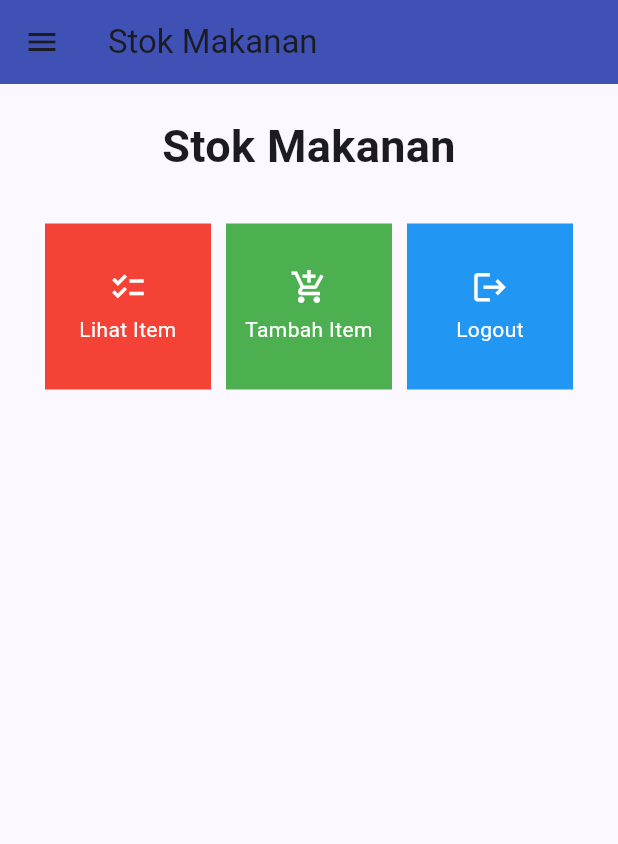
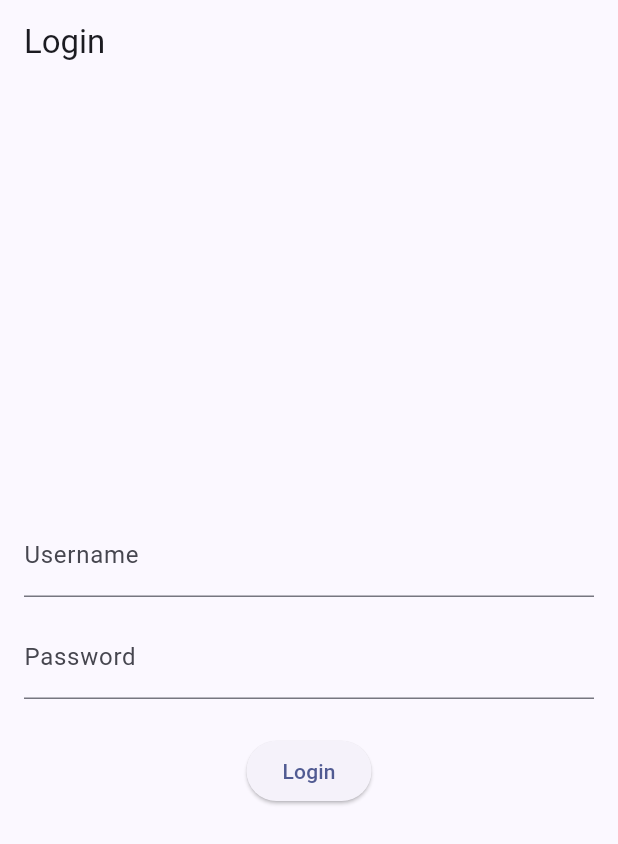
Before and after one commit to ariananurlayla/stok-makanan-mobile, a Flutter app: the screen it shows after launch, on a phone screen of 412 x 824 dp. Shown: the top 844 px of the screen. Run offline on Flutter 3.47's test engine with Material 3 defaults, Android fonts, the light colour scheme and no system bars; missing offline and left inert: pbp_django_auth.

Commit message:
Tugas 9 update

```diff
--- a/lib/main.dart
+++ b/lib/main.dart
@@ -1,38 +1,31 @@
 import 'package:flutter/material.dart';
 import 'package:stok_makanan_mobile/screens/menu.dart';
+import 'package:stok_makanan_mobile/screens/login.dart';
+import 'package:provider/provider.dart';
+import 'package:pbp_django_auth/pbp_django_auth.dart';
 
 void main() {
   runApp(const MyApp());
 }
 
 class MyApp extends StatelessWidget {
-  const MyApp({super.key});
+  const MyApp({Key? key}) : super(key: key);
 
   // This widget is the root of your application.
   @override
   Widget build(BuildContext context) {
-    return MaterialApp(
-      title: 'Tugas Individu PBP',
-      theme: ThemeData(
-        // This is the theme of your application.
-        //
-        // TRY THIS: Try running your application with "flutter run". You'll see
-        // the application has a blue toolbar. Then, without quitting the app,
-        // try changing the seedColor in the colorScheme below to Colors.green
-        // and then invoke "hot reload" (save your changes or press the "hot
-        // reload" button in a Flutter-supported IDE, or press "r" if you used
-        // the command line to start the app).
-        //
-        // Notice that the counter didn't reset back to zero; the application
-        // state is not lost during the reload. To reset the state, use hot
-        // restart instead.
-        //
-        // This works for code too, not just values: Most code changes can be
-        // tested with just a hot reload.
-        colorScheme: ColorScheme.fromSeed(seedColor: Colors.indigo),
-        useMaterial3: true,
-      ),
-      home: MyHomePage(),
+    return Provider(
+      create: (_) {
+        CookieRequest request = CookieRequest();
+        return request;
+      },
+      child: MaterialApp(
+          title: 'Melody Mementos',
+          theme: ThemeData(
+            colorScheme: ColorScheme.fromSeed(seedColor: Colors.indigo),
+            useMaterial3: true,
+          ),
+          home: LoginPage()),
     );
   }
 }
--- /dev/null
+++ b/lib/screens/login.dart
@@ -0,0 +1,115 @@
+import 'package:stok_makanan_mobile/screens/menu.dart';
+import 'package:flutter/material.dart';
+import 'package:pbp_django_auth/pbp_django_auth.dart';
+import 'package:provider/provider.dart';
+
+void main() {
+  runApp(const LoginApp());
+}
+
+class LoginApp extends StatelessWidget {
+  const LoginApp({super.key});
+
+  @override
+  Widget build(BuildContext context) {
+    return MaterialApp(
+      title: 'Login',
+      theme: ThemeData(
+        primarySwatch: Colors.blue,
+      ),
+      home: const LoginPage(),
+    );
+  }
+}
+
+class LoginPage extends StatefulWidget {
+  const LoginPage({super.key});
+
+  @override
+  _LoginPageState createState() => _LoginPageState();
+}
+
+class _LoginPageState extends State<LoginPage> {
+  final TextEditingController _usernameController = TextEditingController();
+  final TextEditingController _passwordController = TextEditingController();
+
+  @override
+  Widget build(BuildContext context) {
+    final request = context.watch<CookieRequest>();
+    return Scaffold(
+      appBar: AppBar(
+        title: const Text('Login'),
+      ),
+      body: Container(
+        padding: const EdgeInsets.all(16.0),
+        child: Column(
+          mainAxisAlignment: MainAxisAlignment.center,
+          children: [
+            TextField(
+              controller: _usernameController,
+              decoration: const InputDecoration(
+                labelText: 'Username',
+              ),
+            ),
+            const SizedBox(height: 12.0),
+            TextField(
+              controller: _passwordController,
+              decoration: const InputDecoration(
+                labelText: 'Password',
+              ),
+              obscureText: true,
+            ),
+            const SizedBox(height: 24.0),
+            ElevatedButton(
+              onPressed: () async {
+                String username = _usernameController.text;
+                String password = _passwordController.text;
+
+                // Cek kredensial
+                // TODO: Ganti URL dan jangan lupa tambahkan trailing slash (/) di akhir URL!
+                // Untuk menyambungkan Android emulator dengan Django pada localhost,
+                // gunakan URL http://10.0.2.2/
+                final response = await request.login(
+                    "http://ariana-nurlayla-tugas.pbp.cs.ui.ac.id/auth/login/",
+                    {
+                      'username': username,
+                      'password': password,
+                    });
+
+                if (request.loggedIn) {
+                  String message = response['message'];
+                  String uname = response['username'];
+                  Navigator.pushReplacement(
+                    context,
+                    MaterialPageRoute(builder: (context) => MyHomePage()),
+                  );
+                  ScaffoldMessenger.of(context)
+                    ..hideCurrentSnackBar()
+                    ..showSnackBar(SnackBar(
+                        content: Text("$message Selamat datang, $uname.")));
+                } else {
+                  showDialog(
+                    context: context,
+                    builder: (context) => AlertDialog(
+                      title: const Text('Login Gagal'),
+                      content: Text(response['message']),
+                      actions: [
+                        TextButton(
+                          child: const Text('OK'),
+                          onPressed: () {
+                            Navigator.pop(context);
+                          },
+                        ),
+                      ],
+                    ),
+                  );
+                }
+              },
+              child: const Text('Login'),
+            ),
+          ],
+        ),
+      ),
+    );
+  }
+}
--- a/lib/screens/menu.dart
+++ b/lib/screens/menu.dart
@@ -2,6 +2,7 @@
 import 'package:stok_makanan_mobile/widgets/left_drawer.dart';
 import 'package:stok_makanan_mobile/screens/shoplist_form.dart';
 import 'package:stok_makanan_mobile/widgets/shop_card.dart';
+import 'package:stok_makanan_mobile/screens/list_item.dart';
 
 class MyHomePage extends StatelessWidget {
   MyHomePage({Key? key}) : super(key: key);
@@ -11,15 +12,15 @@
     return Scaffold(
       appBar: AppBar(
         title: const Text(
-          'Stok Makanan', // Nama aplikasi
+          'Stok Makanan',
         ),
         backgroundColor: Colors.indigo,
       ),
       drawer: const LeftDrawer(),
       body: SingleChildScrollView(
-        // Widget wrapper yang dapat di-scroll
+        // Widget wrapper yang dapat discroll
         child: Padding(
-          padding: const EdgeInsets.all(10.0), // Set padding halaman
+          padding: const EdgeInsets.all(10.0), // Set padding dari halaman
           child: Column(
             // Widget untuk menampilkan children secara vertikal
             children: <Widget>[
@@ -27,7 +28,7 @@
                 padding: EdgeInsets.only(top: 10.0, bottom: 10.0),
                 // Widget Text untuk menampilkan tulisan dengan alignment center dan style yang sesuai
                 child: Text(
-                  'Stok Makanan', // Nama aplikasi
+                  'Stok Makanan', // nama toko
                   textAlign: TextAlign.center,
                   style: TextStyle(
                     fontSize: 30,
@@ -37,7 +38,7 @@
               ),
               // Grid layout
               GridView.count(
-                // Container untuk card
+                // Container pada card kita.
                 primary: true,
                 padding: const EdgeInsets.all(20),
                 crossAxisSpacing: 10,
@@ -79,53 +80,3 @@
 
   Item(this.name, this.icon, this.color);
 }
-
-class ItemCard extends StatelessWidget {
-  final Item item;
-
-  const ItemCard(this.item, {super.key}); // Constructor
-
-  @override
-  Widget build(BuildContext context) {
-    return Material(
-      color: item.color,
-      child: InkWell(
-        // Area responsif terhadap sentuhan
-        onTap: () {
-          // Memunculkan SnackBar ketika diklik
-          ScaffoldMessenger.of(context)
-            ..hideCurrentSnackBar()
-            ..showSnackBar(SnackBar(
-                content: Text("Kamu telah menekan tombol ${item.name}!")));
-          // Navigate ke route yang sesuai
-          if (item.name == "Tambah Item") {
-            Navigator.push(context,
-                MaterialPageRoute(builder: (context) => const ShopFormPage()));
-          }
-        },
-        child: Container(
-          // Container untuk menyimpan Icon dan Text
-          padding: const EdgeInsets.all(8),
-          child: Center(
-            child: Column(
-              mainAxisAlignment: MainAxisAlignment.center,
-              children: [
-                Icon(
-                  item.icon,
-                  color: Colors.white,
-                  size: 25.0,
-                ),
-                const Padding(padding: EdgeInsets.all(3)),
-                Text(
-                  item.name,
-                  textAlign: TextAlign.center,
-                  style: const TextStyle(color: Colors.white),
-                ),
-              ],
-            ),
-          ),
-        ),
-      ),
-    );
-  }
-}
--- a/pubspec.yaml
+++ b/pubspec.yaml
@@ -35,6 +35,9 @@
   # The following adds the Cupertino Icons font to your application.
   # Use with the CupertinoIcons class for iOS style icons.
   cupertino_icons: ^1.0.2
+  provider: ^6.1.1
+  pbp_django_auth: ^0.4.0
+  http: ^1.1.0
 
 dev_dependencies:
   flutter_test:
```
Also changed, not shown: lib/models/item.dart (added, +79 -0 lines), lib/screens/detail.dart (added, +40 -0 lines), lib/screens/list_item.dart (added, +95 -0 lines), lib/screens/shoplist_form.dart (+31 -29 lines), lib/widgets/left_drawer.dart (+15 -3 lines), lib/widgets/shop_card.dart (+79 -0 lines), pubspec.lock, 3 other files.
